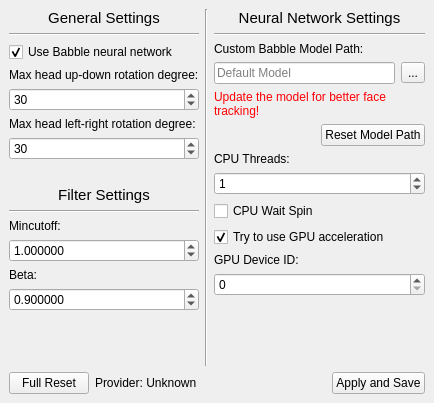
Jeka8833/FoxyFace, file FoxyFace/src/ui/qtcreator/BabbleSettings.ui: the form before one commit.
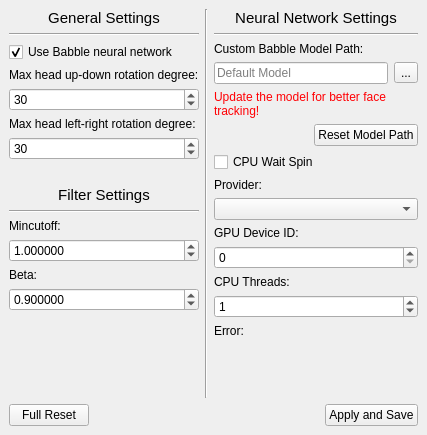
The form after the commit.

Commit message: Refactor ONNX provider handling across MediaPipeTongue and Babble modules, update configurations and settings UI, enhance logging, and ensure stream handling improvements.

What changed in the file:
```diff
--- a/FoxyFace/src/ui/qtcreator/BabbleSettings.ui
+++ b/FoxyFace/src/ui/qtcreator/BabbleSettings.ui
@@ -6,8 +6,8 @@
    <rect>
     <x>0</x>
     <y>0</y>
-    <width>434</width>
-    <height>403</height>
+    <width>427</width>
+    <height>435</height>
    </rect>
   </property>
   <property name="windowTitle">
@@ -283,20 +283,6 @@
           </item>
          </layout>
         </item>
-        <item>
-         <widget class="QLabel" name="thread_count_lb">
-          <property name="text">
-           <string>CPU Threads:</string>
-          </property>
-         </widget>
-        </item>
-        <item>
-         <widget class="QSpinBox" name="thread_count_sp">
-          <property name="value">
-           <number>1</number>
-          </property>
-         </widget>
-        </item>
         <item>
          <widget class="QCheckBox" name="allow_spinning_cb">
           <property name="text">
@@ -305,18 +291,15 @@
          </widget>
         </item>
         <item>
-         <widget class="QCheckBox" name="try_use_gpu_cb">
+         <widget class="QLabel" name="provider_lb">
           <property name="text">
-           <string>Try to use GPU acceleration</string>
-          </property>
-          <property name="checked">
-           <bool>true</bool>
-          </property>
-          <property name="tristate">
-           <bool>false</bool>
+           <string>Provider:</string>
           </property>
          </widget>
         </item>
+        <item>
+         <widget class="QComboBox" name="provider_cb"/>
+        </item>
         <item>
          <widget class="QLabel" name="gpu_device_id_lb">
           <property name="text">
@@ -327,6 +310,27 @@
         <item>
          <widget class="QSpinBox" name="gpu_device_id_sb"/>
         </item>
+        <item>
+         <widget class="QLabel" name="thread_count_lb">
+          <property name="text">
+           <string>CPU Threads:</string>
+          </property>
+         </widget>
+        </item>
+        <item>
+         <widget class="QSpinBox" name="thread_count_sp">
+          <property name="value">
+           <number>1</number>
+          </property>
+         </widget>
+        </item>
+        <item>
+         <widget class="QLabel" name="error_lb">
+          <property name="text">
+           <string>Error:</string>
+          </property>
+         </widget>
+        </item>
         <item>
          <spacer name="verticalSpacer_2">
           <property name="orientation">
@@ -353,16 +357,6 @@
         </property>
        </widget>
       </item>
-      <item>
-       <widget class="QLabel" name="provider_status_lb">
-        <property name="toolTip">
-         <string notr="true"/>
-        </property>
-        <property name="text">
-         <string>Provider: Unknown</string>
-        </property>
-       </widget>
-      </item>
       <item>
        <spacer name="horizontalSpacer">
         <property name="orientation">
```
Left out of the diff: 32 changed lines with no effect on the pictures. The commit also changes 14 other files.
